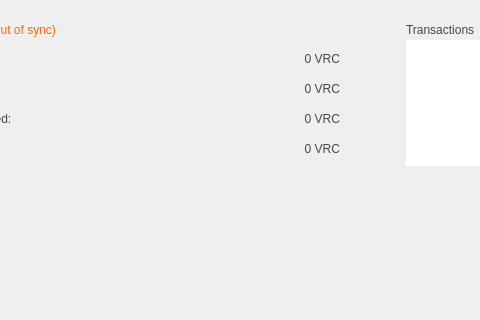
Qt form src/qt/forms/overviewpage.ui (benzhi888/renminbi) before a commit; both pictures show x 90 to 570 and y 0 to 320 of the 996 by 600 pixel window.
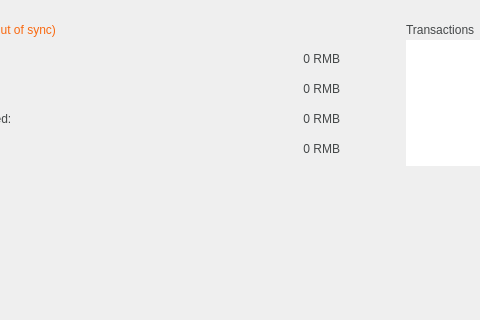
The same form after that commit.

```diff
--- a/src/qt/forms/overviewpage.ui
+++ b/src/qt/forms/overviewpage.ui
@@ -283,7 +283,7 @@
              <string notr="true">QLabel {color: #444748}</string>
             </property>
             <property name="text">
-             <string notr="true">0 VRC</string>
+             <string notr="true">0 RMB</string>
             </property>
             <property name="alignment">
              <set>Qt::AlignBottom|Qt::AlignRight|Qt::AlignTrailing</set>
@@ -339,7 +339,7 @@
              <string notr="true">QLabel {color: #444748}</string>
             </property>
             <property name="text">
-             <string notr="true">0 VRC</string>
+             <string notr="true">0 RMB</string>
             </property>
             <property name="alignment">
              <set>Qt::AlignBottom|Qt::AlignRight|Qt::AlignTrailing</set>
@@ -407,7 +407,7 @@
              <string notr="true">QLabel {color: #444748}</string>
             </property>
             <property name="text">
-             <string notr="true">0 VRC</string>
+             <string notr="true">0 RMB</string>
             </property>
             <property name="alignment">
              <set>Qt::AlignBottom|Qt::AlignRight|Qt::AlignTrailing</set>
@@ -463,7 +463,7 @@
              <string notr="true">QLabel {color: #444748}</string>
             </property>
             <property name="text">
-             <string notr="true">0 VRC</string>
+             <string notr="true">0 RMB</string>
             </property>
             <property name="alignment">
              <set>Qt::AlignBottom|Qt::AlignRight|Qt::AlignTrailing</set>
```
